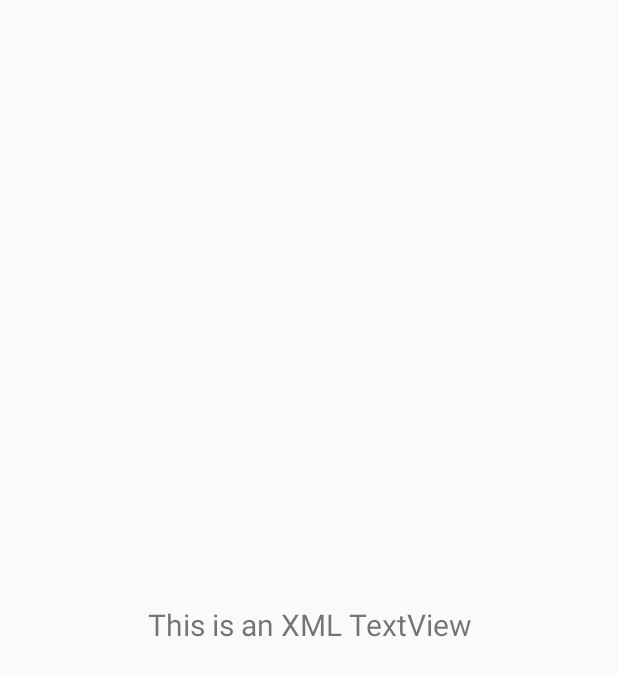
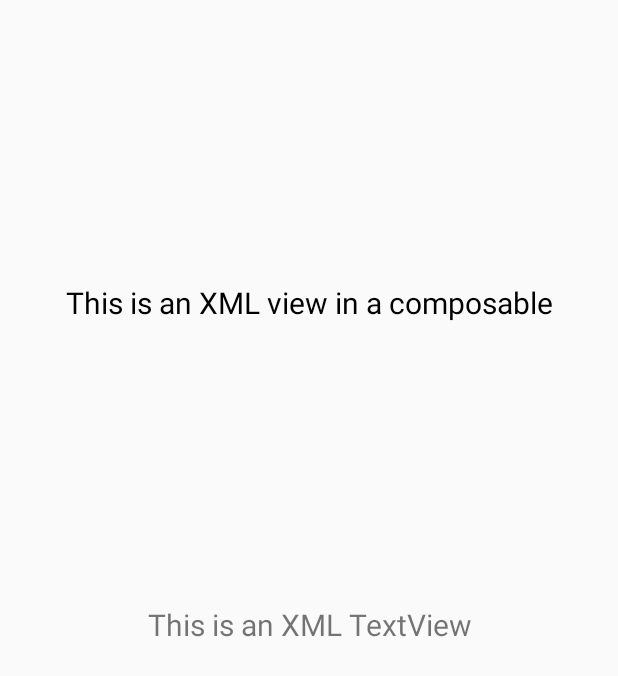
Before and after one commit to namnpse/Jetpack-Compose, an Android app built with Jetpack Compose: the fragment SettingsFragment shown on its own in the app's theme, on a phone screen of 412 x 824 dp. Shown: the top 676 px of the screen. Run offline under Robolectric (Android 15) with nearby library versions, the phone set to English and light mode, and no system bars.

Commit message:
add and build compose view in XML layout

```diff
--- a/app/src/main/java/com/namnp/jetpack_compose/xml_compose_migration/SettingsFragment.kt
+++ b/app/src/main/java/com/namnp/jetpack_compose/xml_compose_migration/SettingsFragment.kt
@@ -1,9 +1,14 @@
 package com.namnp.jetpack_compose.xml_compose_migration
 
+import android.graphics.Color
 import android.os.Bundle
+import android.view.Gravity
 import android.view.LayoutInflater
 import android.view.View
 import android.view.ViewGroup
+import android.widget.TextView
+import androidx.compose.ui.platform.ViewCompositionStrategy
+import androidx.compose.ui.viewinterop.AndroidView
 import androidx.fragment.app.Fragment
 import com.namnp.jetpack_compose.databinding.FragmentSettingsBinding
 
@@ -22,6 +27,25 @@ class SettingsFragment : Fragment() {
     ): View {
 
         _binding = FragmentSettingsBinding.inflate(inflater, container, false)
+
+        binding.composeView.apply {
+            setViewCompositionStrategy(ViewCompositionStrategy.DisposeOnViewTreeLifecycleDestroyed)
+            setContent {
+                AndroidView(
+                    factory = {
+                        TextView(it) // android.widget.TextView, not Compose TextView
+                    }
+                ) { textView ->
+                    textView.apply {
+                        text = "This is an XML view in a composable"
+                        setTextColor(Color.BLACK)
+                        textSize = 20f
+                        gravity = Gravity.CENTER
+                    }
+                }
+            }
+        }
+
         return binding.root
     }
 
--- a/app/src/main/res/layout/fragment_settings.xml
+++ b/app/src/main/res/layout/fragment_settings.xml
@@ -5,6 +5,17 @@
     android:layout_width="match_parent"
     android:layout_height="match_parent"
     tools:context=".xml_compose_migration.SettingsFragment">
+
+    <androidx.compose.ui.platform.ComposeView
+        android:id="@+id/composeView"
+        android:layout_width="wrap_content"
+        android:layout_height="wrap_content"
+        app:layout_constraintVertical_chainStyle="packed"
+        app:layout_constraintBottom_toTopOf="@+id/text_settings"
+        app:layout_constraintEnd_toEndOf="parent"
+        app:layout_constraintHorizontal_bias="0.5"
+        app:layout_constraintStart_toStartOf="parent"
+        app:layout_constraintTop_toTopOf="parent" />
 
     <TextView
         android:id="@+id/text_settings"
```
